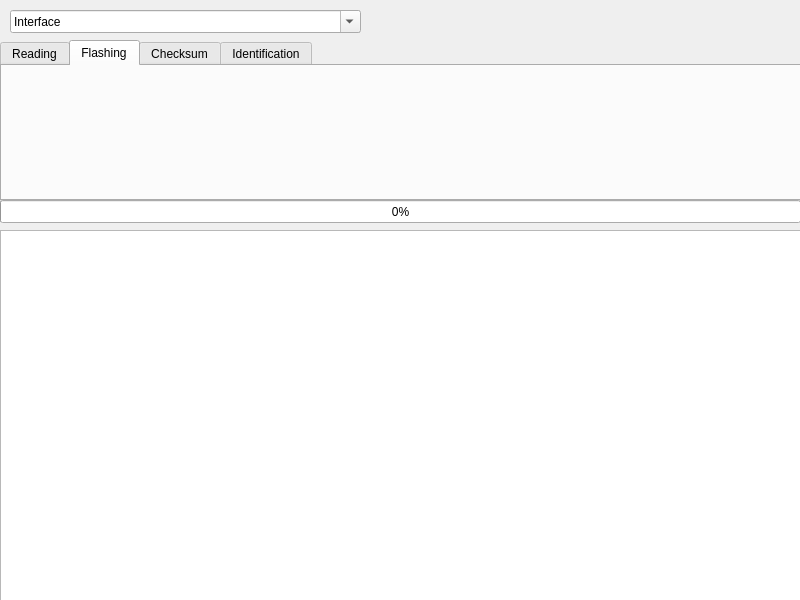
Before: the Qt Designer form flasher/gkflasher.ui in Dante383/GKFlasher, drawn with Qt 5.
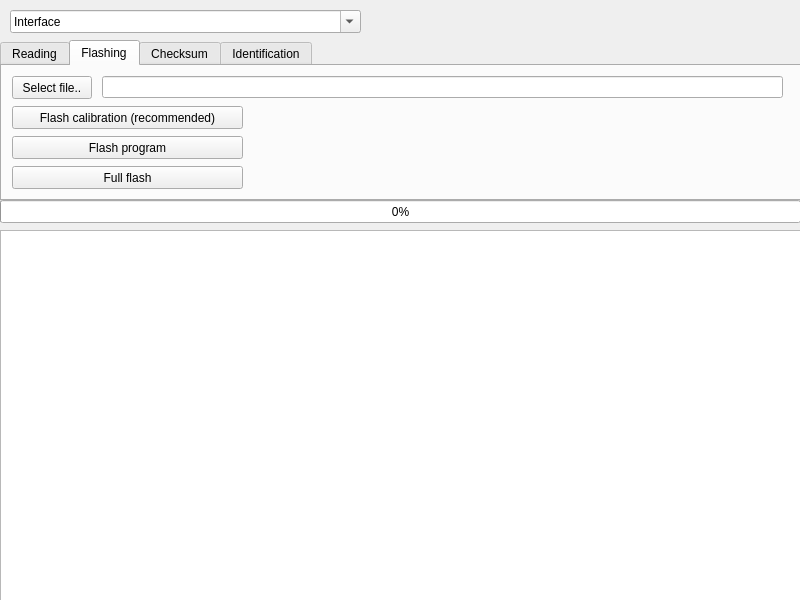
After: the same form once the commit is applied. The open tabs and pages were chosen to show the change.

Commit message: GUI flashing and reading

```diff
--- a/flasher/gkflasher.ui
+++ b/flasher/gkflasher.ui
@@ -73,6 +73,71 @@
     <attribute name="title">
      <string>Flashing</string>
     </attribute>
+    <widget class="QPushButton" name="flashingFileBtn">
+     <property name="geometry">
+      <rect>
+       <x>10</x>
+       <y>10</y>
+       <width>80</width>
+       <height>23</height>
+      </rect>
+     </property>
+     <property name="text">
+      <string>Select file..</string>
+     </property>
+     <property name="flat">
+      <bool>false</bool>
+     </property>
+    </widget>
+    <widget class="QLineEdit" name="flashingFileInput">
+     <property name="geometry">
+      <rect>
+       <x>100</x>
+       <y>10</y>
+       <width>681</width>
+       <height>22</height>
+      </rect>
+     </property>
+    </widget>
+    <widget class="QPushButton" name="flashingCalibrationBtn">
+     <property name="geometry">
+      <rect>
+       <x>10</x>
+       <y>40</y>
+       <width>231</width>
+       <height>23</height>
+      </rect>
+     </property>
+     <property name="text">
+      <string>Flash calibration (recommended)</string>
+     </property>
+    </widget>
+    <widget class="QPushButton" name="flashingProgramBtn">
+     <property name="geometry">
+      <rect>
+       <x>10</x>
+       <y>70</y>
+       <width>231</width>
+       <height>23</height>
+      </rect>
+     </property>
+     <property name="text">
+      <string>Flash program</string>
+     </property>
+    </widget>
+    <widget class="QPushButton" name="flashingFullBtn">
+     <property name="geometry">
+      <rect>
+       <x>10</x>
+       <y>100</y>
+       <width>231</width>
+       <height>23</height>
+      </rect>
+     </property>
+     <property name="text">
+      <string>Full flash</string>
+     </property>
+    </widget>
    </widget>
    <widget class="QWidget" name="tab_checksum">
     <attribute name="title">
```
Left out of the diff: 71 changed lines with no effect on the pictures. The commit also changes 1 other file.
